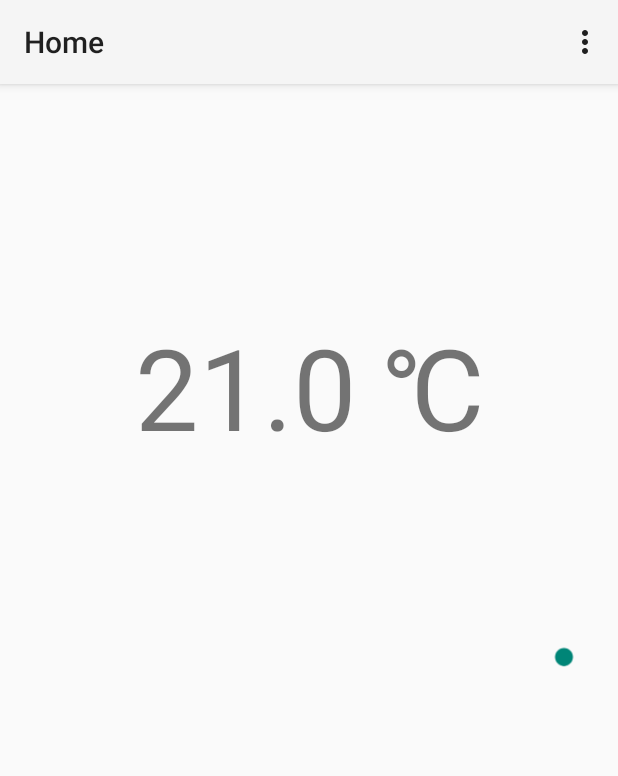
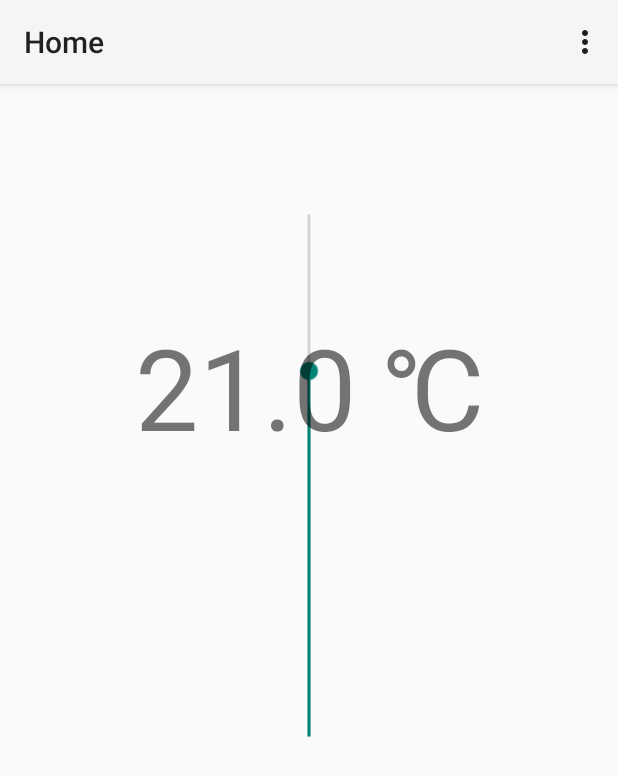
Before and after one commit to YorMeij/Thermostat, an Android app: the screen it shows after launch (Home), on a phone screen of 412 x 824 dp. Shown: the top 776 px of the screen. Run offline under Robolectric (Android 15) with nearby library versions, the phone set to English and light mode, and no system bars; network calls fail; 1 statement that could not run was skipped.

Commit message:
Replaced end of, to middle

```diff
--- a/app/src/main/res/layout/activity_home.xml
+++ b/app/src/main/res/layout/activity_home.xml
@@ -14,8 +14,8 @@
         android:indeterminate="false"
         android:max="300"
         android:rotation="270"
-        android:layout_centerVertical="true"
-        android:layout_toEndOf="@+id/DisplayTemp" />
+        android:layout_below="@+id/status"
+        android:layout_centerHorizontal="true" />
 
     <TextView
         android:layout_width="300dp"
```
